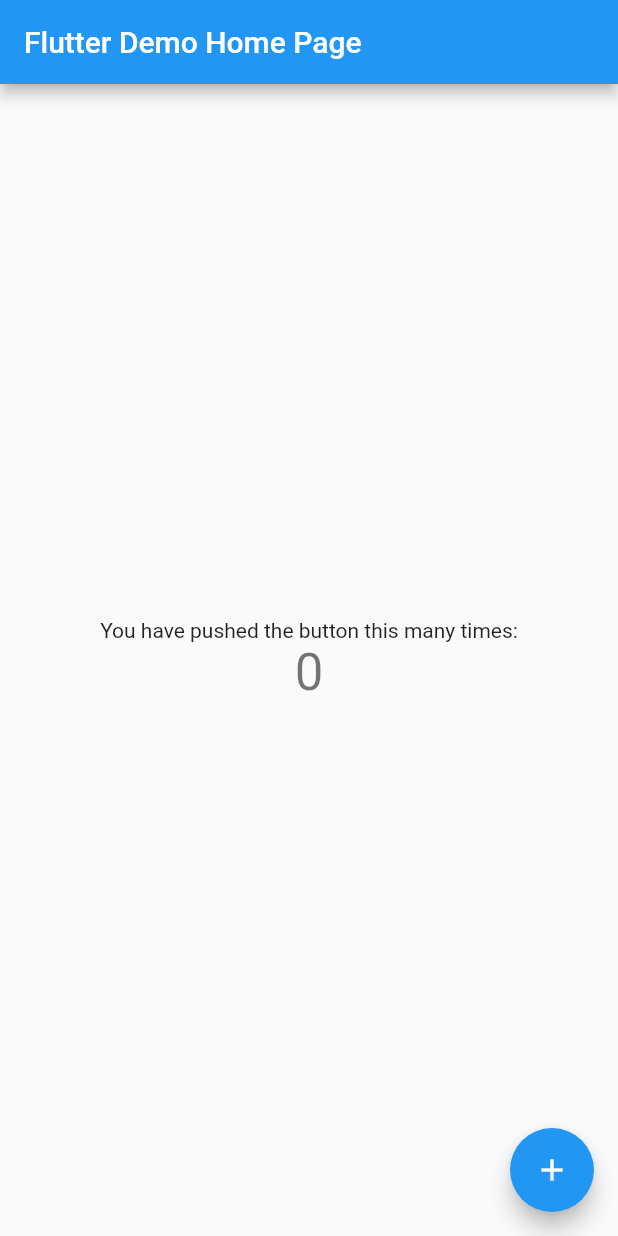
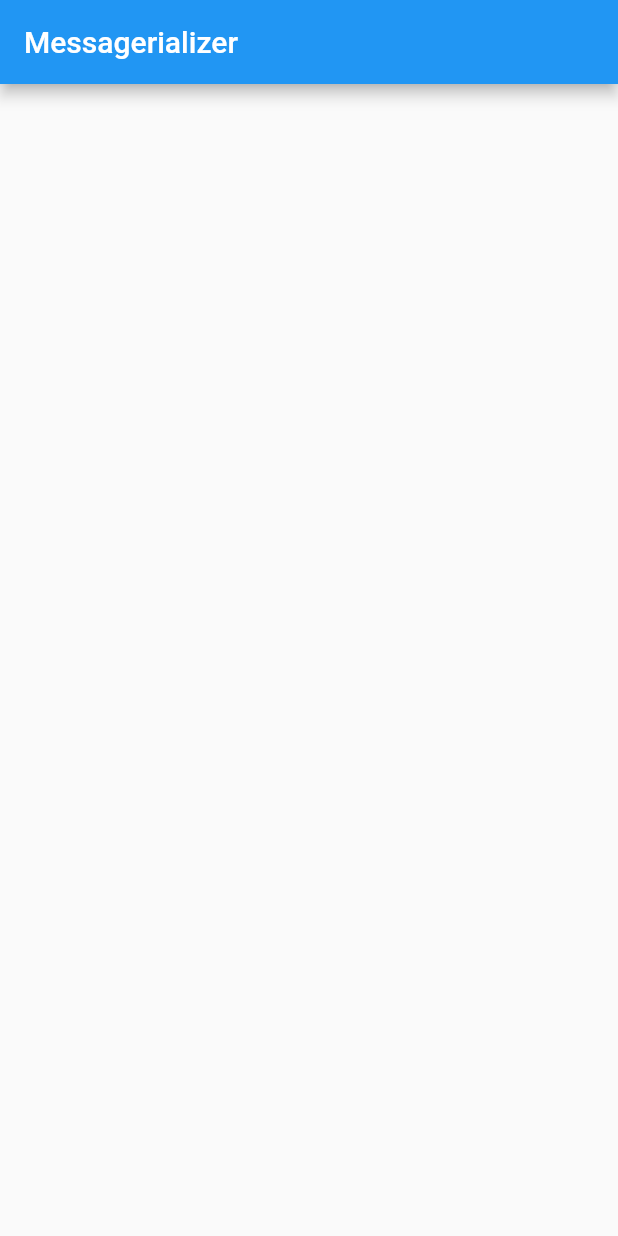
Before and after one commit to TheNightmanCodeth/Material2-Messaging-Enabler, a Flutter app: the screen it shows after launch, on a phone screen of 412 x 824 dp. Run offline on Flutter 3.47's test engine with Material 2 defaults, Android fonts, the phone set to English and light mode, and no system bars.

Commit message:
Cleanup the default flutter template

```diff
--- a/lib/main.dart
+++ b/lib/main.dart
@@ -3,38 +3,20 @@ import 'package:flutter/material.dart';
 void main() => runApp(new MyApp());
 
 class MyApp extends StatelessWidget {
-  // This widget is the root of your application.
   @override
   Widget build(BuildContext context) {
     return new MaterialApp(
-      title: 'Flutter Demo',
+      title: 'Messagerializer',
       theme: new ThemeData(
-        // This is the theme of your application.
-        //
-        // Try running your application with "flutter run". You'll see the
-        // application has a blue toolbar. Then, without quitting the app, try
-        // changing the primarySwatch below to Colors.green and then invoke
-        // "hot reload" (press "r" in the console where you ran "flutter run",
-        // or press Run > Flutter Hot Reload in IntelliJ). Notice that the
-        // counter didn't reset back to zero; the application is not restarted.
         primarySwatch: Colors.blue,
       ),
-      home: new MyHomePage(title: 'Flutter Demo Home Page'),
+      home: new MyHomePage(title: 'Messagerializer'),
     );
   }
 }
 
 class MyHomePage extends StatefulWidget {
   MyHomePage({Key key, this.title}) : super(key: key);
-
-  // This widget is the home page of your application. It is stateful, meaning
-  // that it has a State object (defined below) that contains fields that affect
-  // how it looks.
-
-  // This class is the configuration for the state. It holds the values (in this
-  // case the title) provided by the parent (in this case the App widget) and
-  // used by the build method of the State. Fields in a Widget subclass are
-  // always marked "final".
 
   final String title;
 
@@ -43,67 +25,14 @@ class MyHomePage extends StatefulWidget {
 }
 
 class _MyHomePageState extends State<MyHomePage> {
-  int _counter = 0;
-
-  void _incrementCounter() {
-    setState(() {
-      // This call to setState tells the Flutter framework that something has
-      // changed in this State, which causes it to rerun the build method below
-      // so that the display can reflect the updated values. If we changed
-      // _counter without calling setState(), then the build method would not be
-      // called again, and so nothing would appear to happen.
-      _counter++;
-    });
-  }
 
   @override
   Widget build(BuildContext context) {
-    // This method is rerun every time setState is called, for instance as done
-    // by the _incrementCounter method above.
-    //
-    // The Flutter framework has been optimized to make rerunning build methods
-    // fast, so that you can just rebuild anything that needs updating rather
-    // than having to individually change instances of widgets.
     return new Scaffold(
-      appBar: new AppBar(
-        // Here we take the value from the MyHomePage object that was created by
-        // the App.build method, and use it to set our appbar title.
-        title: new Text(widget.title),
+      appBar: AppBar(
+        title: Text(widget.title),
       ),
-      body: new Center(
-        // Center is a layout widget. It takes a single child and positions it
-        // in the middle of the parent.
-        child: new Column(
-          // Column is also layout widget. It takes a list of children and
-          // arranges them vertically. By default, it sizes itself to fit its
-          // children horizontally, and tries to be as tall as its parent.
-          //
-          // Invoke "debug paint" (press "p" in the console where you ran
-          // "flutter run", or select "Toggle Debug Paint" from the Flutter tool
-          // window in IntelliJ) to see the wireframe for each widget.
-          //
-          // Column has various properties to control how it sizes itself and
-          // how it positions its children. Here we use mainAxisAlignment to
-          // center the children vertically; the main axis here is the vertical
-          // axis because Columns are vertical (the cross axis would be
-          // horizontal).
-          mainAxisAlignment: MainAxisAlignment.center,
-          children: <Widget>[
-            new Text(
-              'You have pushed the button this many times:',
-            ),
-            new Text(
-              '$_counter',
-              style: Theme.of(context).textTheme.display1,
-            ),
-          ],
-        ),
-      ),
-      floatingActionButton: new FloatingActionButton(
-        onPressed: _incrementCounter,
-        tooltip: 'Increment',
-        child: new Icon(Icons.add),
-      ), // This trailing comma makes auto-formatting nicer for build methods.
+      body: Center(),
     );
   }
 }
```
